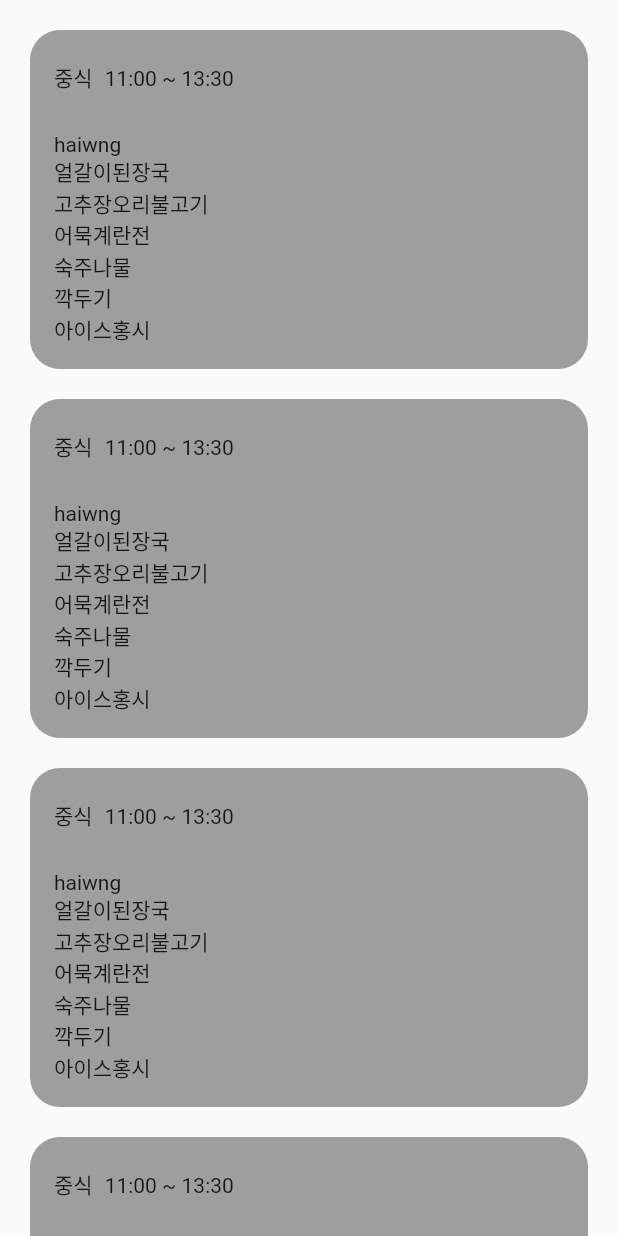
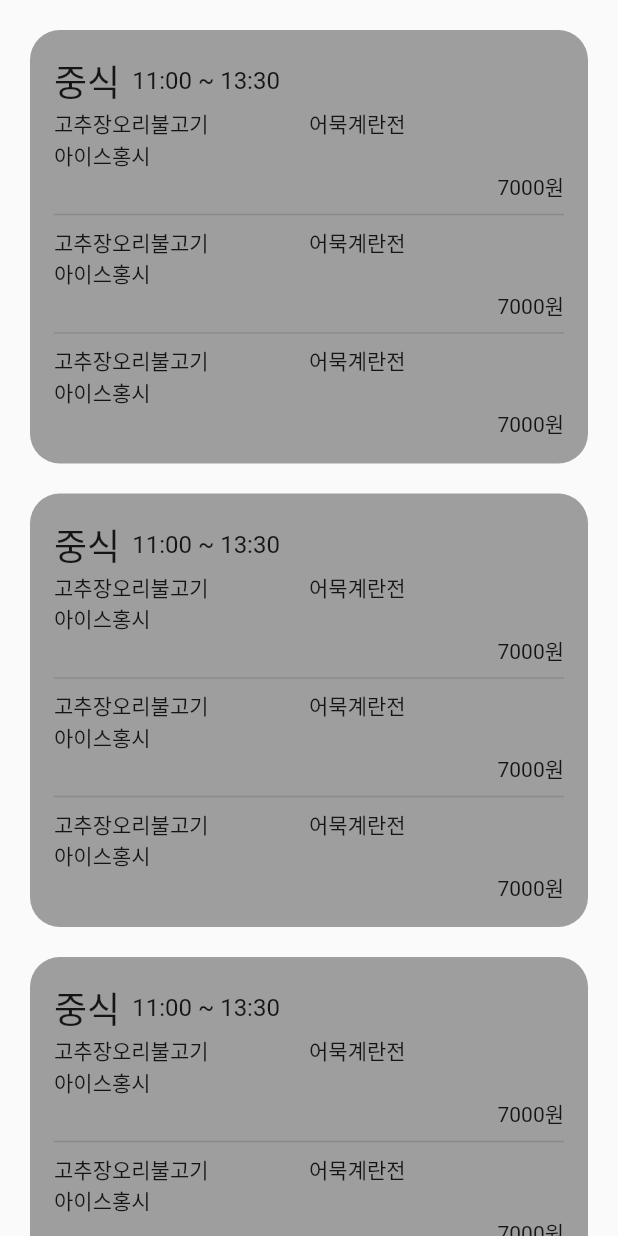
Before and after one commit to mun9769/inhameal_flutter_project, a Flutter app: the screen it shows after launch, on a phone screen of 412 x 824 dp. Run offline on Flutter 3.47's test engine with Material 2 defaults, Android fonts, the light colour scheme and no system bars; our stand-ins replace page_view_dot_indicator, shared_preferences; missing offline and left inert: home_widget.

Commit message:
#18 - makeMenus

```diff
--- a/lib/View/component/MenuBoardView.dart
+++ b/lib/View/component/MenuBoardView.dart
@@ -3,81 +3,21 @@ import 'package:flutter/material.dart';
 
 import '../../Model/DayMeal.dart';
 
-class MenuBoardView extends StatelessWidget{
+class MenuBoardView extends StatelessWidget {
+  late List<List<String>> lunch;
+  List<String> menus = [
+    "피자토핑치즈오븐토마토스파게티",
+    "얼갈이된장국",
+    "고추장오리불고기",
+    "어묵계란전",
+    "숙주나물",
+    "깍두기",
+    "아이스홍시"
+  ];
 
-  List<String> menus = ["순살치킨카츠&어니언크리미소스순살치킨카츠&어니언크리미소스순살치킨카츠&어니언크리미소스순살치킨카츠&어니언크리미소스","얼갈이된장국", "고추장오리불고기", "어묵계란전", "숙주나물", "깍두기", "아이스홍시"];
-
-  MenuBoardView({super.key});
-
-  @override
-  Widget build(BuildContext context) {
-    // TODO: implement build
-    return Padding(
-      padding: const EdgeInsets.only(left: 20, right: 20, top: 20),
-      child: Container(
-        decoration: BoxDecoration(
-          borderRadius: BorderRadius.circular(20),
-          color: Colors.grey,
-        ),
-        width: double.infinity,
-        child: Padding(
-          padding: const EdgeInsets.all(16.0),
-          child: Column(
-            crossAxisAlignment: CrossAxisAlignment.start,
-            children: [
-              Row(
-                crossAxisAlignment: CrossAxisAlignment.center,
-                children: const [
-                  Text("중식"),//,style: TextStyle(backgroundColor: Colors.blue)),
-                  Padding(
-                    padding: EdgeInsets.all(8.0),
-                    child: Text("11:00 ~ 13:30"),
-                  ),  //,style: TextStyle(backgroundColor: Colors.red)),
-
-                ],
-              ),
-              SizedBox(height: 20),
-              Column(
-                crossAxisAlignment: CrossAxisAlignment.start,
-                children: [
-                  for(String menu in menus)
-                    LayoutBuilder(builder: (context, size) {
-                      if (hasTextOverflow(menu, TextStyle(fontSize: 36), size.maxWidth) == false)
-                        return Text(menu);
-                      else
-                        return Text("haiwng");
-                    }
-                  ),
-                ]
-              ),
-            ],
-          ),
-        ),
-      ),
-    );
+  MenuBoardView({super.key}) {
+    lunch = [menus, menus, menus];
   }
-
-  bool hasTextOverflow(
-      String text,
-      TextStyle style,
-      double maxWidth,
-      {double minWidth = 0,
-        int maxLines = 1
-      }) {
-    final TextPainter textPainter = TextPainter(
-      text: TextSpan(text: text, style: style),
-      maxLines: maxLines,
-      textDirection: TextDirection.ltr,
-      textAlign: TextAlign.left,
-    )..layout(minWidth: minWidth, maxWidth: maxWidth);
-    return textPainter.didExceedMaxLines;
-  }
-}
-
-class RoundRectangleWidget extends StatelessWidget {
-  Meal meal;
-
-  RoundRectangleWidget({Key? key, required this.meal}) : super(key: key);
 
   @override
   Widget build(BuildContext context) {
@@ -90,37 +30,109 @@ class RoundRectangleWidget extends StatelessWidget {
         ),
         width: double.infinity,
         child: Padding(
-          padding: const EdgeInsets.all(16.0),
+          padding: const EdgeInsets.only(left: 16, right: 16, top: 16),
           child: Column(
-            crossAxisAlignment: CrossAxisAlignment.center,
+            crossAxisAlignment: CrossAxisAlignment.start,
             children: [
               Row(
-                children: [
-                  Text(meal.name ?? "", style: TextStyle(fontSize: 20)),
-                  Spacer(),
-                  Text(meal.openTime ?? "")
+                crossAxisAlignment: CrossAxisAlignment.center,
+                children: const [
+                  Text("중식", style: TextStyle(fontSize: 24)),
+                  Padding(
+                    padding: EdgeInsets.symmetric(horizontal: 8.0),
+                    child:
+                        Text("11:00 ~ 13:30", style: TextStyle(fontSize: 16)),
+                  ),
                 ],
               ),
-              Row(
-                crossAxisAlignment: CrossAxisAlignment.end,
-                children: [Spacer(), Text(meal.price ?? "")],
+              ListView.separated(
+                shrinkWrap: true,
+                physics: const NeverScrollableScrollPhysics(),
+                itemCount: lunch.length,
+                itemBuilder: (_, index) {
+                  return LayoutBuilder(
+                    builder: (_, size) {
+                      return makeMenus(size.maxWidth / 2);
+                    },
+                  );
+                },
+                separatorBuilder: (_, __) {
+                  return Divider(thickness: 1);
+                },
               ),
-              if (meal.menus != null) ...[
-                for (String menu in meal.menus ?? [])
-                  Padding(
-                    padding: const EdgeInsets.only(top: 8.0),
-                    child: Row(
-                      children: [
-                        Text(menu),
-                      ],
-                    ),
-                  ),
-              ] else
-                const Text("학식이 없습니다")
+              SizedBox(height: 16),
             ],
           ),
         ),
       ),
     );
   }
+
+  Widget makeMenus(double maxWidth) {
+    int idx = 0;
+
+    List<Row> rows = [];
+    while (idx < menus.length) {
+      Row row;
+      List<String> s = [menus[idx++]];
+
+      if (idx < menus.length &&
+          !hasTextOverflow(menus[idx], TextStyle(), maxWidth)) {
+        s.add(menus[idx++]);
+      }
+
+      row = Row (
+        children: [
+          for(String menu in s)
+            Expanded(
+              flex: 1,
+              child: Text(menu)
+            )
+        ]
+      );
+
+////////////////////////////////////////////////////////////////////////////////////////////////////////////
+      if (idx == menus.length - 1) {
+        row = Row(children: [Text(menus[idx++])]);
+      } else if (!hasTextOverflow(menus[idx], TextStyle(), maxWidth) &&
+          !hasTextOverflow(menus[idx + 1], TextStyle(), maxWidth)) {
+        row = Row(
+          children: [
+            Expanded(
+              flex: 1,
+              child: Text(menus[idx++]),
+            ),
+            Expanded(
+              flex: 1,
+              child: Text(menus[idx++]),
+            ),
+          ],
+        );
+      } else {
+        row = Row(
+          children: [Text(menus[idx++])],
+        );
+      }
+      //////////////////////////////////////////////////////////////////////////////////////////
+      rows.add(row);
+    }
+    rows.add(Row(children: [Spacer(), Text("7000원")]));
+    Column ret = Column(
+      children: [
+        for (Row row in rows) row,
+      ],
+    );
+    return ret;
+  }
+
+  bool hasTextOverflow(String text, TextStyle style, double maxWidth,
+      {double minWidth = 0, int maxLines = 1}) {
+    final TextPainter textPainter = TextPainter(
+      text: TextSpan(text: text, style: style),
+      maxLines: maxLines,
+      textDirection: TextDirection.ltr,
+      textAlign: TextAlign.left,
+    )..layout(minWidth: minWidth, maxWidth: maxWidth);
+    return textPainter.didExceedMaxLines;
+  }
 }
--- a/lib/main.dart
+++ b/lib/main.dart
@@ -3,7 +3,6 @@ import 'package:inhameal_flutter_project/View/component/MenuBoardView.dart';
 import 'package:inhameal_flutter_project/View/component/favorite_screen.dart';
 import 'View/LoadPage.dart';
 import 'View/SettingPage.dart';
-import 'View/component/test.dart';
 
 void main() {
   runApp(const MyApp());
```
